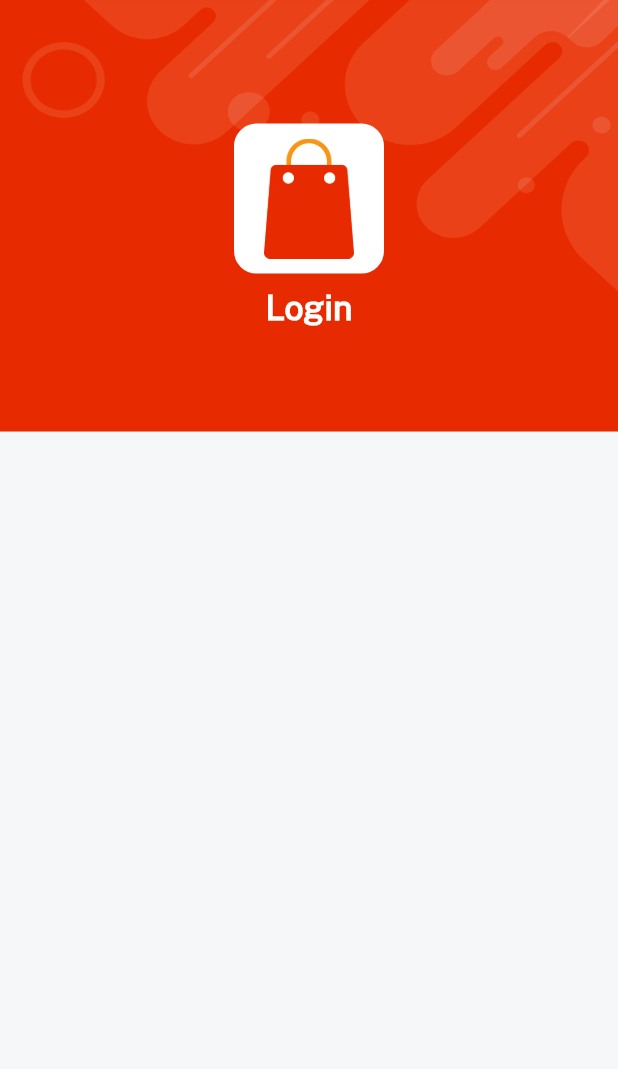
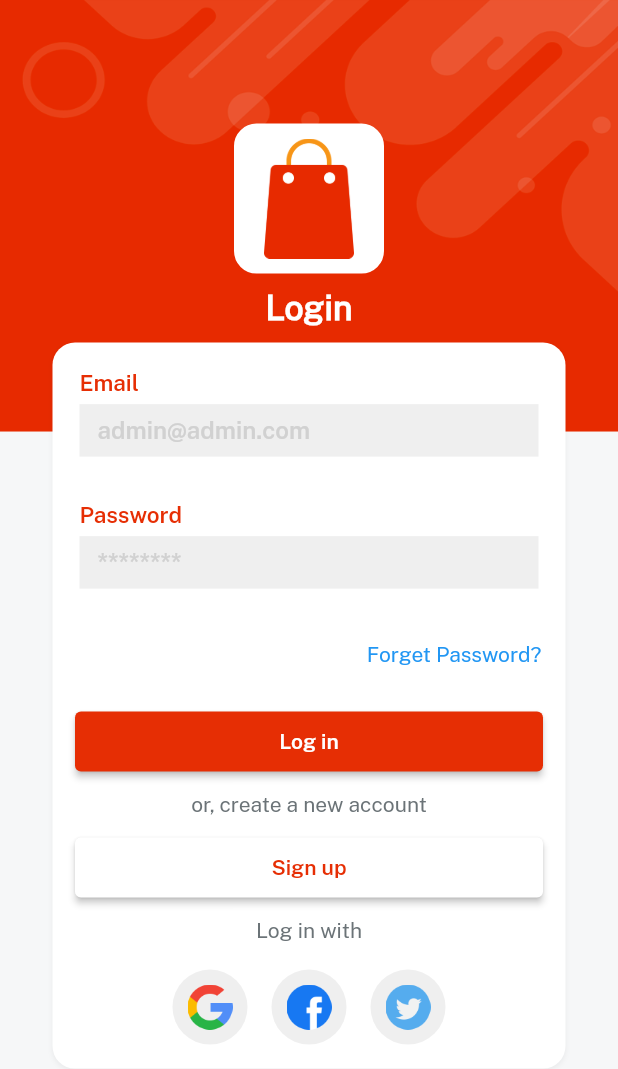
Before and after one commit to shihabshahrier/ConvenientPurse, a Flutter app: the screen it shows after launch, on a phone screen of 412 x 824 dp. Shown: the top 1069 px of the screen. Run offline on Flutter 3.47's test engine with Material 2 defaults, Android fonts, the light colour scheme and no system bars; our stand-ins replace get, velocity_x.

Commit message:
UI=> Login Screen

```diff
--- /dev/null
+++ b/convenience_purse/lib/common_widgets/button.dart
@@ -0,0 +1,17 @@
+// ignore_for_file: deprecated_member_use
+
+import 'package:convenience_purse/consts/consts.dart';
+
+Widget button({onPress, color, textColor, String? title}) {
+  return ElevatedButton(
+    style: ElevatedButton.styleFrom(
+        primary: color, padding: const EdgeInsets.all(12)),
+    onPressed: () {
+      onPress();
+    },
+    child: Text(
+      title!,
+      style: TextStyle(color: textColor, fontFamily: semibold),
+    ),
+  );
+}
--- a/convenience_purse/lib/common_widgets/text_field.dart
+++ b/convenience_purse/lib/common_widgets/text_field.dart
@@ -1,21 +1,22 @@
 import 'package:convenience_purse/consts/consts.dart';
 
-Widget textField() {
-  return Column(children: [
-    email.text.xl2.color(redColor).fontFamily(semibold).size(10).make(),
+Widget textField({String? title, String? hint, controller}) {
+  return Column(crossAxisAlignment: CrossAxisAlignment.start, children: [
+    title!.text.xl2.color(redColor).fontFamily(semibold).size(10).make(),
     5.heightBox,
     TextFormField(
-      decoration: const InputDecoration(
-        hintStyle: TextStyle(
+      controller: controller,
+      decoration: InputDecoration(
+        hintStyle: const TextStyle(
           color: textfieldGrey,
           fontFamily: semibold,
         ),
-        hintText: emailHint,
+        hintText: hint,
         isDense: true,
         fillColor: lightGrey,
         filled: true,
         border: InputBorder.none,
-        focusedBorder: OutlineInputBorder(
+        focusedBorder: const OutlineInputBorder(
           borderSide: BorderSide(color: redColor, width: 1.0),
         ),
       ),
--- a/convenience_purse/lib/consts/consts.dart
+++ b/convenience_purse/lib/consts/consts.dart
@@ -4,3 +4,4 @@ export './strings.dart';
 export './styles.dart';
 export 'package:velocity_x/velocity_x.dart';
 export 'package:flutter/material.dart';
+export './list.dart';
--- /dev/null
+++ b/convenience_purse/lib/consts/list.dart
@@ -0,0 +1,9 @@
+import 'package:convenience_purse/consts/consts.dart';
+
+import 'package:convenience_purse/consts/images.dart';
+
+const socialMIcons = [
+  icGoogleLogo,
+  icFacebookLogo,
+  icTwitterLogo,
+];
--- a/convenience_purse/lib/consts/strings.dart
+++ b/convenience_purse/lib/consts/strings.dart
@@ -5,3 +5,8 @@ const email = "Email";
 const emailHint = "admin@admin.com";
 const password = "Password";
 const passwordHint = "********";
+const forgetPass = "Forget Password?";
+const login = "Log in";
+const signup = "Sign up";
+const createNewAccount = "or, create a new account";
+const loginWith = "Log in with";
--- a/convenience_purse/lib/views/login_Screen/login.dart
+++ b/convenience_purse/lib/views/login_Screen/login.dart
@@ -1,6 +1,9 @@
 import 'package:convenience_purse/common_widgets/bg_wid.dart';
 import 'package:convenience_purse/common_widgets/applogo.dart';
+import 'package:convenience_purse/common_widgets/text_field.dart';
+import 'package:convenience_purse/common_widgets/button.dart';
 import 'package:convenience_purse/consts/consts.dart';
+import 'package:get/get.dart';
 
 class LoginScreen extends StatelessWidget {
   const LoginScreen({super.key});
@@ -9,6 +12,7 @@ class LoginScreen extends StatelessWidget {
   Widget build(BuildContext context) {
     return bgWidget(
       child: Scaffold(
+        resizeToAvoidBottomInset: false,
         body: Center(
           child: Column(
             children: [
@@ -17,7 +21,63 @@ class LoginScreen extends StatelessWidget {
               10.heightBox,
               "Login".text.xl4.bold.white.size(10).make(),
               10.heightBox,
-
+              Column(
+                children: [
+                  textField(hint: emailHint, title: email).paddingAll(10),
+                  10.heightBox,
+                  textField(hint: passwordHint, title: password).paddingAll(10),
+                  10.heightBox,
+                  Align(
+                    alignment: Alignment.centerRight,
+                    child: TextButton(
+                      onPressed: () {},
+                      child: forgetPass.text.make(),
+                    ),
+                  ),
+                  10.heightBox,
+                  button(
+                    onPress: () {},
+                    color: (redColor),
+                    title: login,
+                    textColor: whiteColor,
+                  ).box.width(context.width - 100).make(),
+                  10.heightBox,
+                  createNewAccount.text.color(fontGrey).make(),
+                  10.heightBox,
+                  button(
+                    onPress: () {},
+                    color: (whiteColor),
+                    title: signup,
+                    textColor: redColor,
+                  ).box.width(context.width - 100).make(),
+                  10.heightBox,
+                  loginWith.text.color(fontGrey).make(),
+                  10.heightBox,
+                  Row(
+                    mainAxisAlignment: MainAxisAlignment.center,
+                    children: List.generate(
+                      3,
+                      (index) => Padding(
+                        padding: const EdgeInsets.all(8.0),
+                        child: CircleAvatar(
+                            backgroundColor: lightGrey,
+                            radius: 25,
+                            child: Image.asset(
+                              socialMIcons[index],
+                              width: 30,
+                            )),
+                      ),
+                    ),
+                  ),
+                ],
+              )
+                  .box
+                  .white
+                  .rounded
+                  .padding(const EdgeInsets.all(8))
+                  .width(context.screenWidth - 70)
+                  .shadowSm
+                  .make()
             ],
           ),
         ),
```
